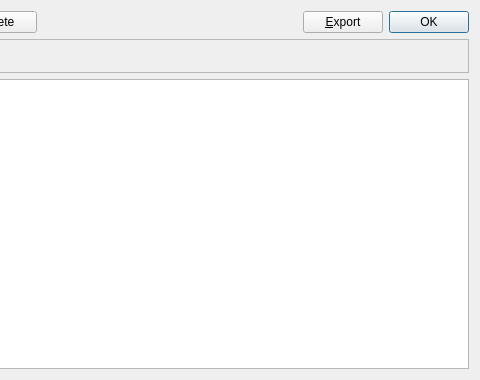
This is src/qt/forms/addressbookpage.ui in transcoder/CasinoCoin as Qt 5 draws it before an edit; both pictures show x 513 to 993 and y 0 to 380 of the 993 by 380 pixel window. The edited form follows.
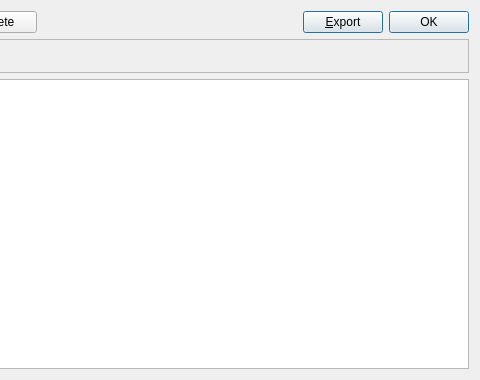
This is the edited form. Icons and pictures are not drawn.

```diff
--- a/src/qt/forms/addressbookpage.ui
+++ b/src/qt/forms/addressbookpage.ui
@@ -115,6 +115,12 @@
        <property name="toolTip">
         <string>Export the data in the current tab to a file</string>
        </property>
+       <property name="autoFillBackground">
+        <bool>false</bool>
+       </property>
+       <property name="styleSheet">
+        <string notr="true"/>
+       </property>
        <property name="text">
         <string>&amp;Export</string>
        </property>
@@ -122,6 +128,12 @@
         <iconset resource="../bitcoin.qrc">
          <normaloff>:/icons/export</normaloff>:/icons/export</iconset>
        </property>
+       <property name="autoDefault">
+        <bool>true</bool>
+       </property>
+       <property name="default">
+        <bool>true</bool>
+       </property>
       </widget>
      </item>
      <item>
```
